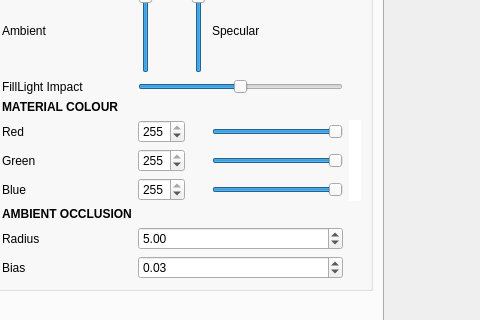
Before: the Qt Designer form ui/GUI.ui in eulersson/CellGrowth, drawn with Qt 5; both pictures show x 462 to 942 and y 265 to 585 of the 1288 by 699 pixel window.
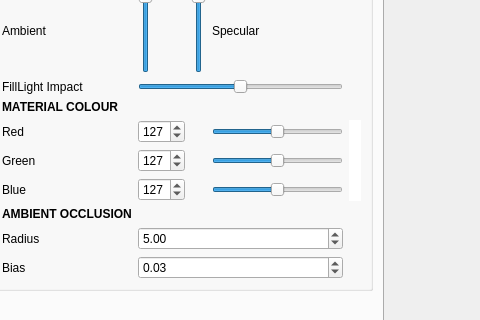
After: the same form once the commit is applied.

The edit to the form file:
```diff
--- a/ui/GUI.ui
+++ b/ui/GUI.ui
@@ -1154,7 +1154,7 @@
                   <number>255</number>
                  </property>
                  <property name="value">
-                  <number>255</number>
+                  <number>127</number>
                  </property>
                  <property name="orientation">
                   <enum>Qt::Horizontal</enum>
@@ -1232,7 +1232,7 @@
                   <number>255</number>
                  </property>
                  <property name="value">
-                  <number>255</number>
+                  <number>127</number>
                  </property>
                  <property name="orientation">
                   <enum>Qt::Horizontal</enum>
@@ -1252,7 +1252,7 @@
                   <number>255</number>
                  </property>
                  <property name="value">
-                  <number>255</number>
+                  <number>127</number>
                  </property>
                  <property name="orientation">
                   <enum>Qt::Horizontal</enum>
@@ -1700,7 +1700,7 @@
                   <number>255</number>
                  </property>
                  <property name="value">
-                  <number>255</number>
+                  <number>127</number>
                  </property>
                 </widget>
                </item>
@@ -1710,7 +1710,7 @@
                   <number>255</number>
                  </property>
                  <property name="value">
-                  <number>255</number>
+                  <number>127</number>
                  </property>
                 </widget>
                </item>
@@ -1720,7 +1720,7 @@
                   <number>255</number>
                  </property>
                  <property name="value">
-                  <number>255</number>
+                  <number>127</number>
                  </property>
                 </widget>
                </item>
```
